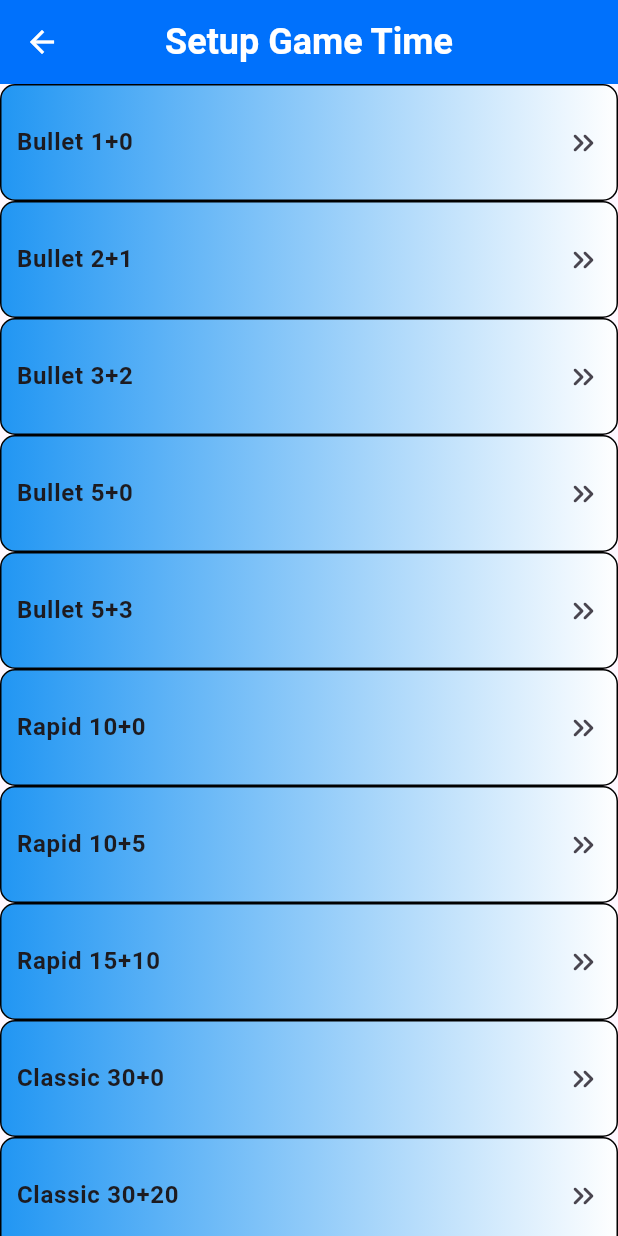
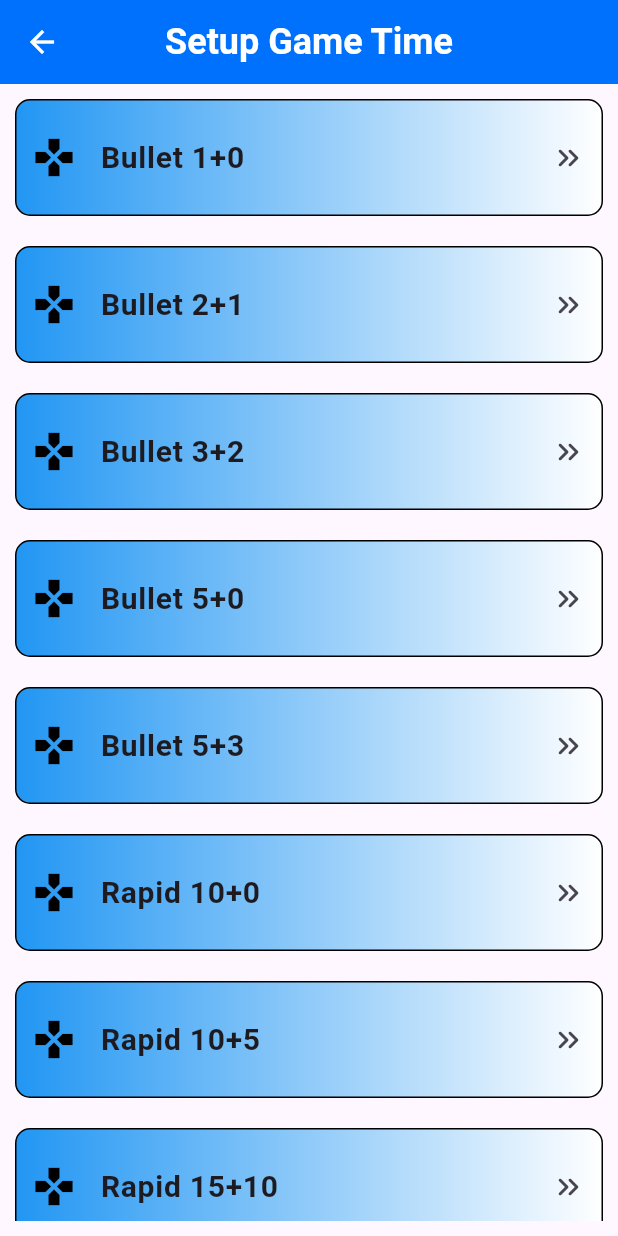
Before and after one commit to DeborajNath/chess_flutter, a Flutter app: the screen it shows after launch, after a tap on "Play online", on a phone screen of 412 x 824 dp. Run offline on Flutter 3.47's test engine with Material 3 defaults, Android fonts, the phone set to English and light mode, and no system bars; our stand-ins replace gap; missing offline and left inert: bishop, square_bishop, squares.

Commit message:
game time screen

```diff
--- a/lib/components/custom_list_tile.dart
+++ b/lib/components/custom_list_tile.dart
@@ -3,7 +3,7 @@ import 'package:flutter/material.dart';
 
 class CustomListTile extends StatefulWidget {
   final String title;
-
+  final String? subtitle;
   final Icon? customIcon;
   final void Function() onTap;
 
@@ -12,6 +12,7 @@ class CustomListTile extends StatefulWidget {
     required this.title,
     this.customIcon,
     required this.onTap,
+    this.subtitle,
   });
 
   @override
@@ -35,13 +36,19 @@ class _CustomListTileState extends State<CustomListTile> {
           ),
         ),
         child: ListTile(
-            contentPadding: const EdgeInsets.all(10),
-            title: Text(
-              widget.title,
-              style: const TextStyle(fontWeight: FontWeight.w600),
+          contentPadding: const EdgeInsets.all(10),
+          title: Text(
+            widget.title,
+            style: const TextStyle(
+              fontWeight: FontWeight.w600,
+              fontSize: 20,
             ),
-            trailing: const Icon(Icons.keyboard_double_arrow_right_rounded),
-            leading: widget.customIcon),
+          ),
+          trailing: const Icon(
+            Icons.keyboard_double_arrow_right_rounded,
+          ),
+          leading: widget.customIcon,
+        ),
       ),
     );
   }
--- a/lib/main_screens/game_time_screen.dart
+++ b/lib/main_screens/game_time_screen.dart
@@ -4,6 +4,7 @@ import 'package:chess_flutter/components/custom_list_tile.dart';
 import 'package:chess_flutter/constants/index.dart';
 import 'package:chess_flutter/helper/helper_methods.dart';
 import 'package:flutter/material.dart';
+import 'package:gap/gap.dart';
 
 class GameTimeScreen extends StatefulWidget {
   const GameTimeScreen({super.key});
@@ -28,17 +29,32 @@ class _GameTimeScreenState extends State<GameTimeScreen> {
               fontSize: 24, fontWeight: FontWeight.w700, color: white),
         ),
       ),
-        body: ListView.builder(
+      body: Padding(
+        padding: const EdgeInsets.all(10),
+        child: ListView.builder(
           itemCount: gameTimes.length,
           itemBuilder: (context, index) {
             final String label = gameTimes[index].split(' ')[0];
             final String gameTime = gameTimes[index].split(' ')[1];
-            return CustomListTile(
+            return Column(
+              children: [
+                CustomListTile(
                   title: "$label $gameTime",
                   onTap: () {
                     log("selected game: ${gameTimes[index]}");
-                });
                   },
-        ));
+                  customIcon: Icon(
+                    Icons.gamepad,
+                    size: 30,
+                    color: black,
+                  ),
+                ),
+                const Gap(20),
+              ],
+            );
+          },
+        ),
+      ),
+    );
   }
 }
--- a/lib/main_screens/home_screen.dart
+++ b/lib/main_screens/home_screen.dart
@@ -33,14 +33,14 @@ class _HomeScreenState extends State<HomeScreen> {
         padding: EdgeInsets.all(
           20 * Dimensions.heightF(context),
         ),
-        child: Column(
+        child: ListView(
           children: [
             CustomListTile(
               onTap: () {
                 gameProvider.setComputer(true);
                 RoutingService.goto(
                   context,
-                  const GameScreen(),
+                  const GameTimeScreen(),
                 );
               },
               title: "Play against computer",
```
Lines whose indentation alone changed are shown as unchanged.
